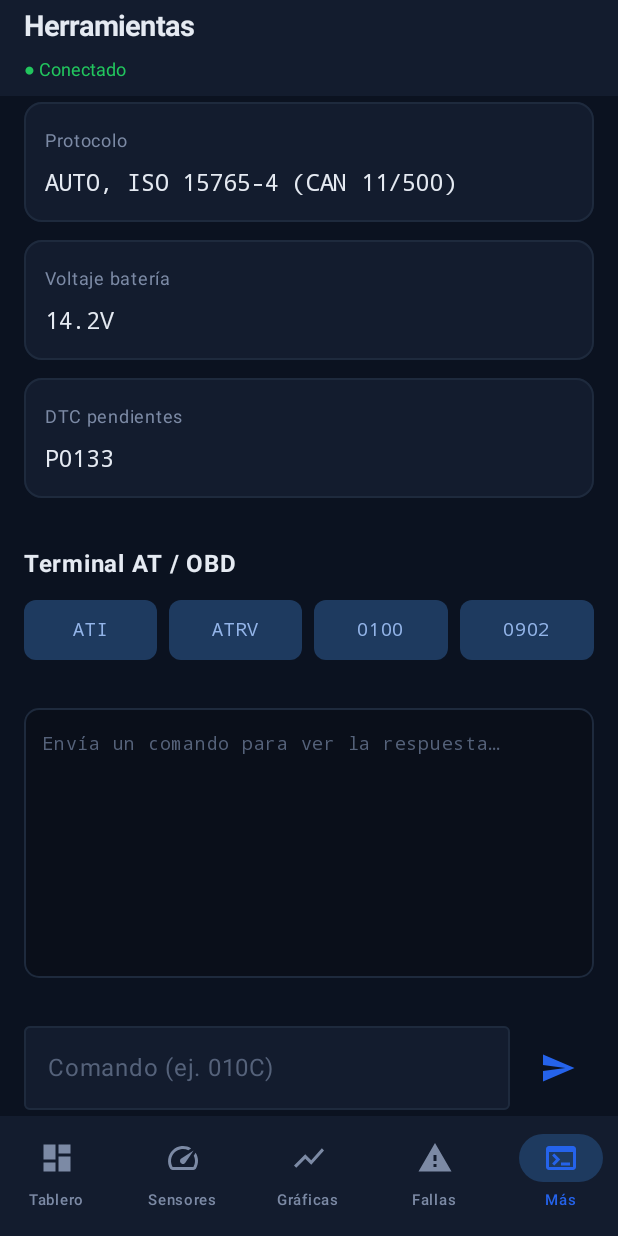
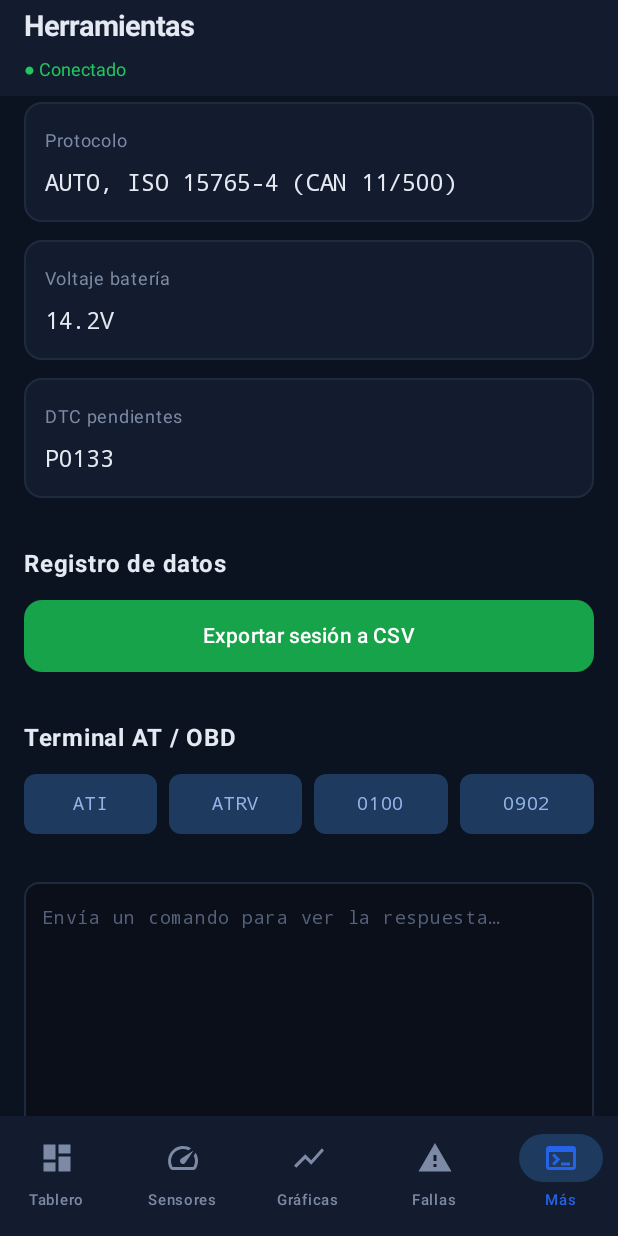
Before and after one commit to jarmzcomz/OBD2, an Android app built with Jetpack Compose: the HomeScreen screen opened through its navigation route, item 5 of the bottom bar chosen, scrolled down 476 dp, on a phone screen of 412 x 824 dp. Run offline under Robolectric (Android 15) with nearby library versions, the phone set to English and light mode, and no system bars.

Commit message:
feat: exportar sesión de datos en vivo a CSV (Fase 4)
- CsvExporter: vuelca el historial en vivo a cacheDir/exports y lo comparte
  vía Intent (correo, Drive, WhatsApp, etc.) usando FileProvider
- FileProvider + res/xml/file_paths.xml en el manifest
- Botón "Exportar sesión a CSV" en la pestaña Más (deshabilitado si no hay
  datos aún)

Sin dependencias externas ni base de datos: enfoque ligero y confiable.

https://claude.ai/code/session_01KuQVcGmGBfcFRd6DrvYC3B

```diff
--- a/auto-diag-suite/android/app/src/main/java/com/autodiag/ui/HomeScreen.kt
+++ b/auto-diag-suite/android/app/src/main/java/com/autodiag/ui/HomeScreen.kt
@@ -158,7 +158,7 @@ fun HomeScreen(
                 1 -> SensorsTab(pidData)
                 2 -> GraphsTab(pidData, history)
                 3 -> FallasTab(dtcVm)
-                4 -> MoreTab(diagVm, terminalVm, onDisconnect)
+                4 -> MoreTab(diagVm, terminalVm, history, onDisconnect)
             }
         }
     }
@@ -317,6 +317,7 @@ private fun FallasTab(dtcVm: DtcViewModel) {
 private fun MoreTab(
     diagVm: DiagnosticsViewModel,
     terminalVm: TerminalViewModel,
+    history: Map<String, List<Float>>,
     onDisconnect: () -> Unit
 ) {
     LaunchedEffect(Unit) { diagVm.refresh() }
@@ -346,6 +347,26 @@ private fun MoreTab(
         InfoRow("Voltaje batería", info.voltage ?: "—")
         if (info.pendingDtcs.isNotEmpty()) InfoRow("DTC pendientes", info.pendingDtcs.joinToString { it.code })
         if (info.permanentDtcs.isNotEmpty()) InfoRow("DTC permanentes", info.permanentDtcs.joinToString { it.code })
+
+        Spacer(modifier = Modifier.height(8.dp))
+
+        // --- Exportar datos ---
+        SectionTitle("Registro de datos")
+        Button(
+            onClick = {
+                val file = com.autodiag.util.CsvExporter.export(context, history)
+                if (file != null) com.autodiag.util.CsvExporter.share(context, file)
+            },
+            enabled = history.isNotEmpty(),
+            modifier = Modifier.fillMaxWidth().height(48.dp),
+            shape = RoundedCornerShape(12.dp),
+            colors = ButtonDefaults.buttonColors(containerColor = Color(0xFF16A34A), disabledContainerColor = Color(0xFF1E2A3D))
+        ) {
+            Text(
+                if (history.isEmpty()) "Sin datos para exportar" else "Exportar sesión a CSV",
+                color = Color.White, fontWeight = FontWeight.SemiBold
+            )
+        }
 
         Spacer(modifier = Modifier.height(8.dp))
 
--- /dev/null
+++ b/auto-diag-suite/android/app/src/main/res/xml/file_paths.xml
@@ -0,0 +1,4 @@
+<?xml version="1.0" encoding="utf-8"?>
+<paths>
+    <cache-path name="exports" path="exports/" />
+</paths>
```
Also changed, not shown: auto-diag-suite/android/app/src/main/AndroidManifest.xml (+11 -0 lines), auto-diag-suite/android/app/src/main/java/com/autodiag/util/CsvExporter.kt (added, +64 -0 lines).
